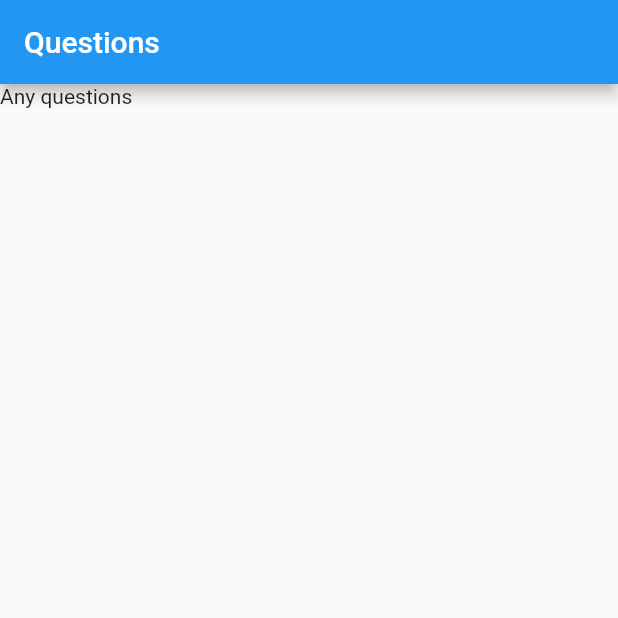
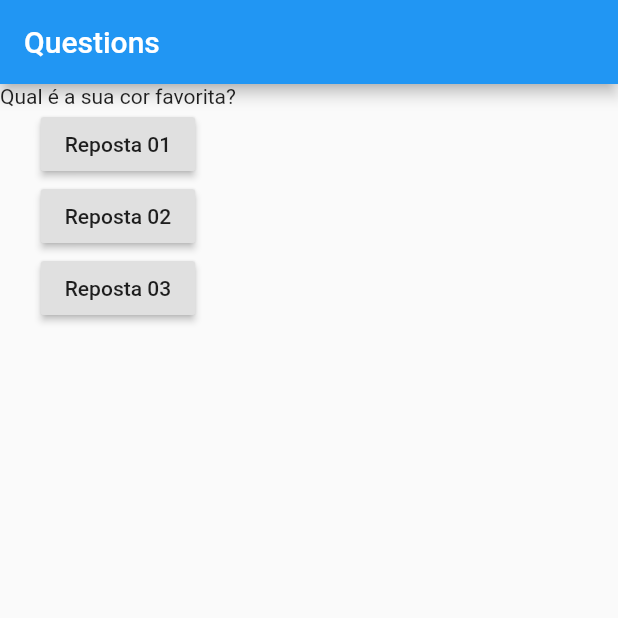
Before and after one commit to matheus-paulino/init-dart, a Flutter app: the screen it shows after launch, on a phone screen of 412 x 824 dp, the top half of it. Run offline on Flutter 3.47's test engine with Material 2 defaults, Android fonts, the phone set to English and light mode, and no system bars.

Commit message:
use widget column for organize widgets

```diff
--- a/lib/main.dart
+++ b/lib/main.dart
@@ -6,13 +6,34 @@ main() {
 
 @override
 class AskApp extends StatelessWidget {
+  final List<String> questions = [
+    'Qual é a sua cor favorita?',
+    'Qual é o seu animal favorito'
+  ];
+
   Widget build(BuildContext context) {
     return new MaterialApp(
       home: new Scaffold(
         appBar: new AppBar(
           title: Text('Questions'),
         ),
-        body: Text('Any questions'),
+        body: new Column(
+          children: <Widget>[
+            new Text(questions[0]),
+            new RaisedButton(
+              child: new Text('Reposta 01'),
+              onPressed: () {},
+            ),
+            new RaisedButton(
+              child: new Text('Reposta 02'),
+              onPressed: () {},
+            ),
+            new RaisedButton(
+              child: new Text('Reposta 03'),
+              onPressed: () {},
+            ),
+          ],
+        ),
       ),
     );
   }
```
